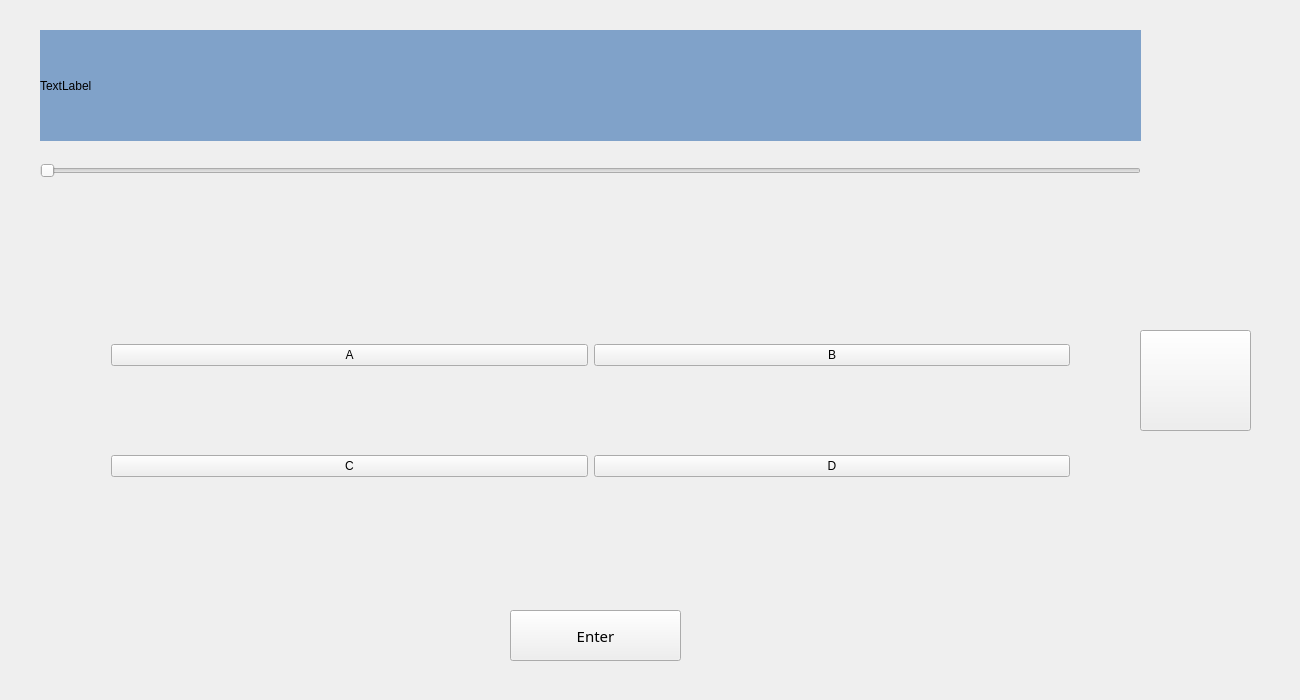
Above: gui/QTypeVariantsWindow.ui from Rares-Andrrei/ProjectModernCpp before the change. Below: the same form after it.
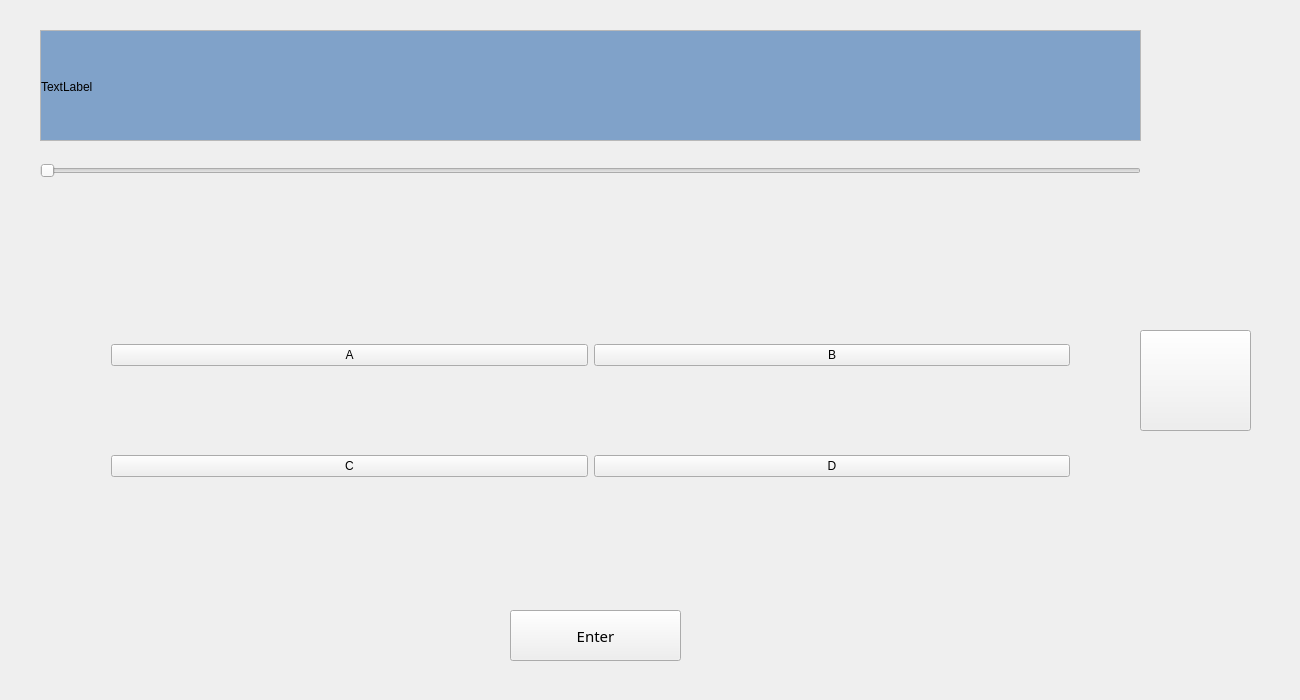
That is the form after the change. Icons and pictures are not drawn.

Commit message: am facut labelul cu intrebari cu variante sa fie un camp scrollabil in cazul unei intrebari mai lungi

The edit to the form file:
```diff
--- a/gui/QTypeVariantsWindow.ui
+++ b/gui/QTypeVariantsWindow.ui
@@ -90,22 +90,6 @@
      </item>
     </layout>
    </widget>
-   <widget class="QLabel" name="Question">
-    <property name="geometry">
-     <rect>
-      <x>40</x>
-      <y>30</y>
-      <width>1101</width>
-      <height>111</height>
-     </rect>
-    </property>
-    <property name="styleSheet">
-     <string notr="true">background-color: rgb(128, 162, 201);</string>
-    </property>
-    <property name="text">
-     <string>TextLabel</string>
-    </property>
-   </widget>
    <widget class="QPushButton" name="Enter">
     <property name="geometry">
      <rect>
@@ -166,8 +150,8 @@
    <widget class="QFrame" name="frame">
     <property name="geometry">
      <rect>
-      <x>-1</x>
-      <y>-1</y>
+      <x>-10</x>
+      <y>-10</y>
       <width>1311</width>
       <height>711</height>
      </rect>
@@ -182,6 +166,45 @@
      <enum>QFrame::Raised</enum>
     </property>
    </widget>
+   <widget class="QScrollArea" name="scrollArea">
+    <property name="geometry">
+     <rect>
+      <x>40</x>
+      <y>30</y>
+      <width>1101</width>
+      <height>111</height>
+     </rect>
+    </property>
+    <property name="widgetResizable">
+     <bool>true</bool>
+    </property>
+    <widget class="QWidget" name="scrollAreaWidgetContents">
+     <property name="geometry">
+      <rect>
+       <x>0</x>
+       <y>0</y>
+       <width>1099</width>
+       <height>109</height>
+      </rect>
+     </property>
+     <widget class="QLabel" name="Question">
+      <property name="geometry">
+       <rect>
+        <x>0</x>
+        <y>0</y>
+        <width>1101</width>
+        <height>111</height>
+       </rect>
+      </property>
+      <property name="styleSheet">
+       <string notr="true">background-color: rgb(128, 162, 201);</string>
+      </property>
+      <property name="text">
+       <string>TextLabel</string>
+      </property>
+     </widget>
+    </widget>
+   </widget>
    <zorder>frame</zorder>
    <zorder>gridLayoutWidget</zorder>
    <zorder>Question</zorder>
```
Left out of the diff: 2 changed lines with no effect on the pictures.
